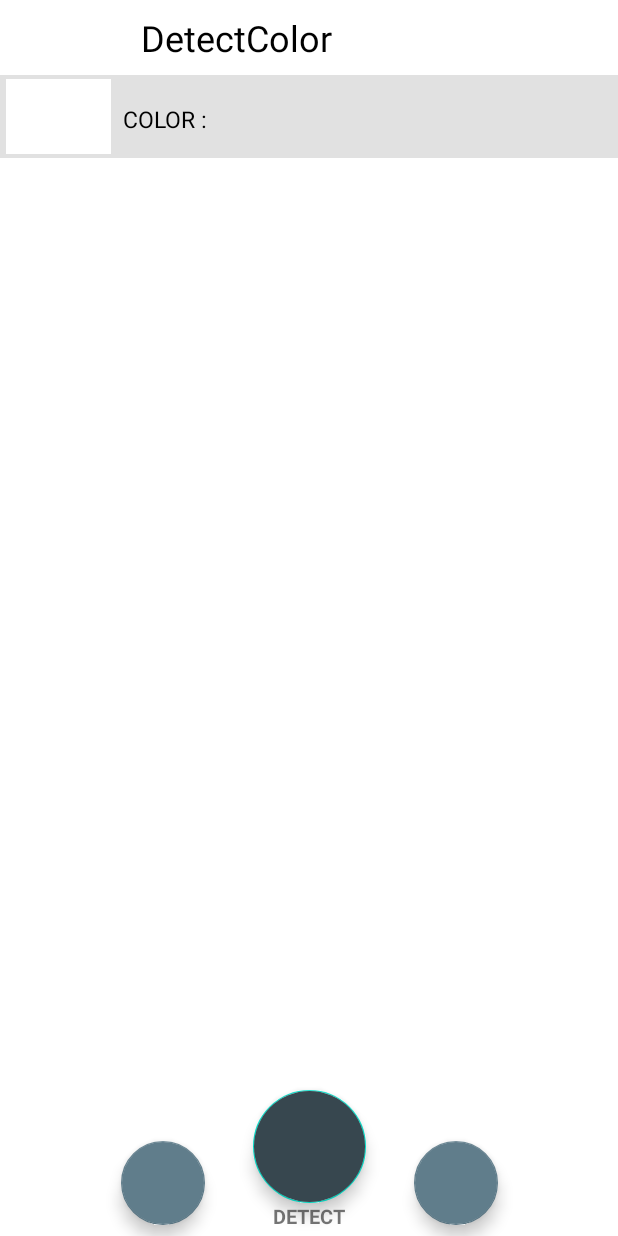
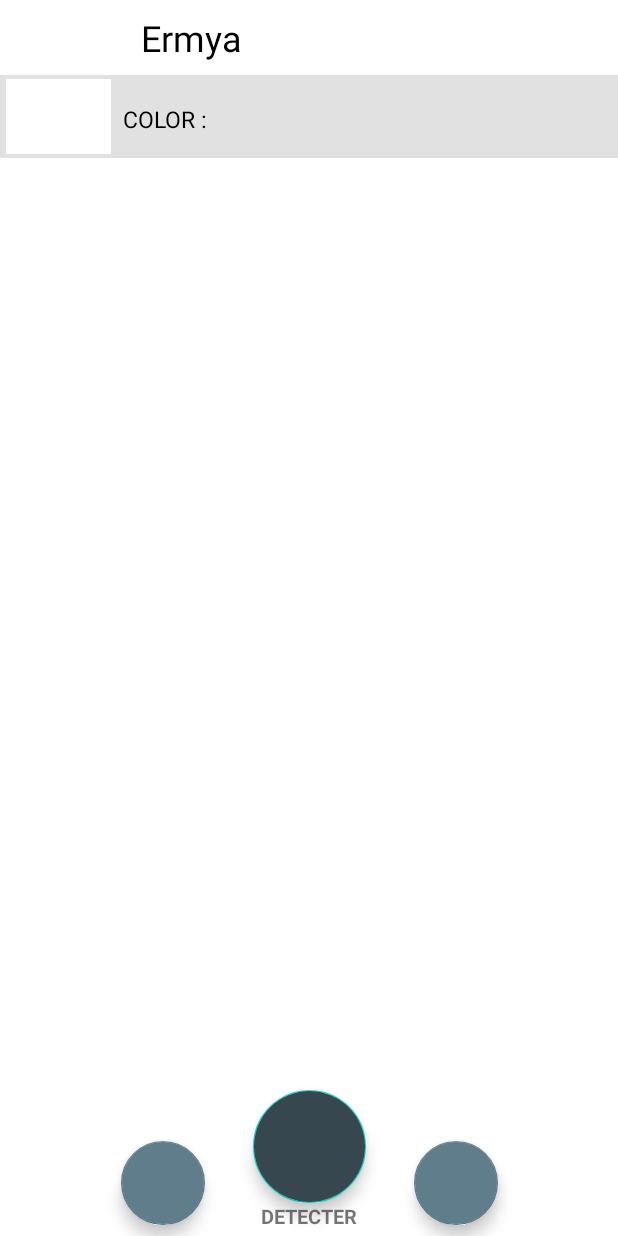
Before and after one commit to Mathys-vende/Ermya, an Android app: the layout activity_main.xml on its own in the app's theme, with its tools: preview values and no code run, on a phone screen of 412 x 824 dp. Run offline under Robolectric (Android 15) with nearby library versions, the phone set to English and light mode, and no system bars.

Commit message:
changed application name

```diff
--- a/app/src/main/res/layout/activity_main.xml
+++ b/app/src/main/res/layout/activity_main.xml
@@ -123,7 +123,7 @@
                     android:layout_marginStart="8dp"
                     android:layout_marginEnd="8dp"
                     android:layout_marginBottom="4dp"
-                    android:text="DETECT"
+                    android:text="DETECTER"
                     android:textStyle="bold"
                     android:textSize="13sp"
                     app:layout_constraintBottom_toBottomOf="parent"
--- a/app/src/main/res/layout/toolbar.xml
+++ b/app/src/main/res/layout/toolbar.xml
@@ -24,7 +24,7 @@
         android:layout_marginStart="8dp"
         android:layout_marginTop="8dp"
         android:layout_marginBottom="8dp"
-        android:text="DetectColor"
+        android:text="Ermya"
         android:textColor="@android:color/black"
         android:textSize="24sp"
         app:layout_constraintBottom_toBottomOf="parent"
--- a/app/src/main/res/values/strings.xml
+++ b/app/src/main/res/values/strings.xml
@@ -1,3 +1,3 @@
 <resources>
-    <string name="app_name">My Application</string>
+    <string name="app_name">Ermya</string>
 </resources>
```
Also changed, not shown: app/src/main/java/com/example/myapplication/ColorN.java (+4 -4 lines).
